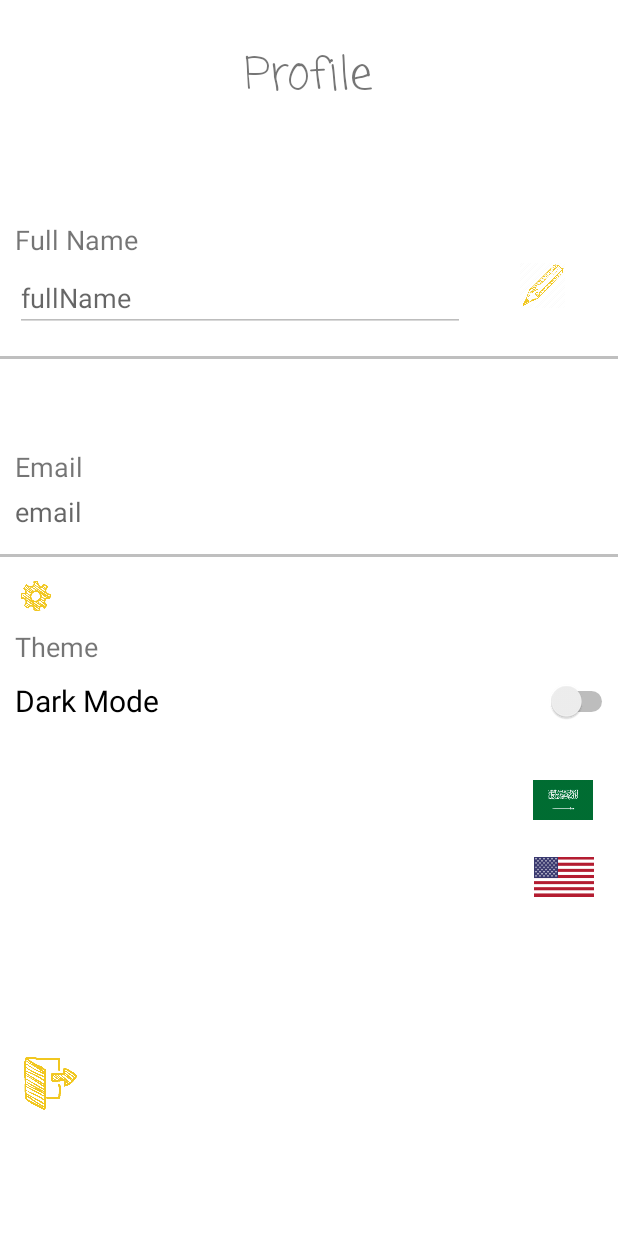
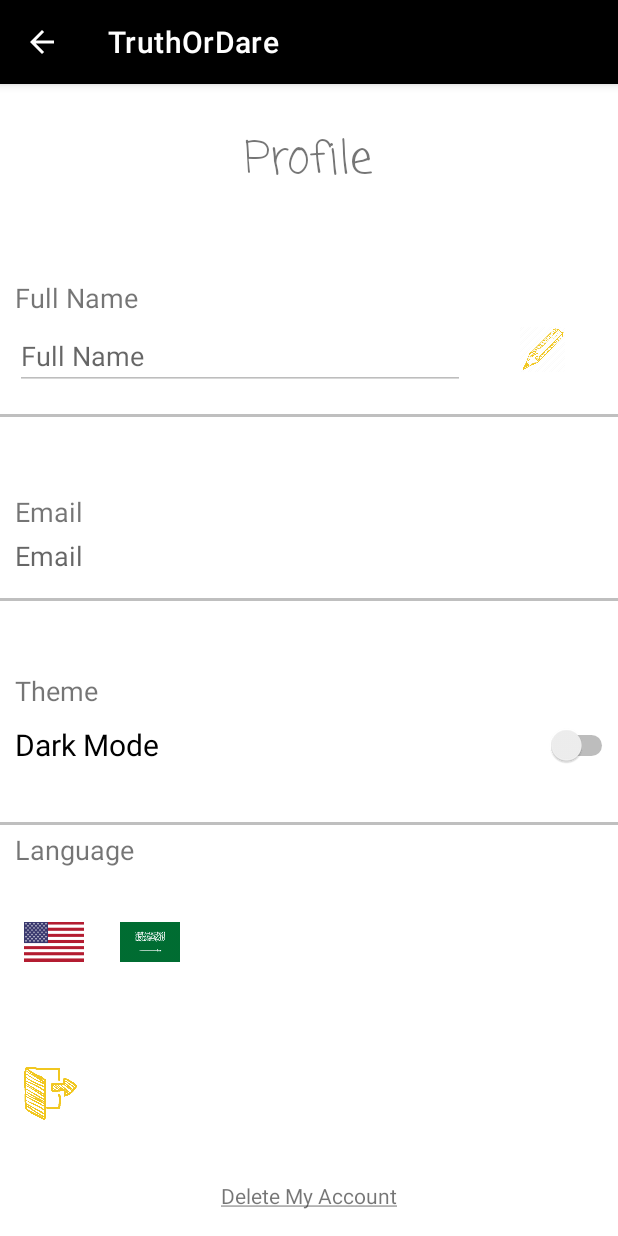
Before and after one commit to Tuwaiq-Jeddah-Kotlin-1/TruthOrDare-Game, an Android app built with Jetpack Compose: the ProfileFragment screen opened through its navigation route, on a phone screen of 412 x 824 dp. Run offline under Robolectric (Android 15) with nearby library versions, the phone set to English and light mode, and no system bars; our stand-ins replace Firebase (no records; nobody signed in at launch, a user with empty details on screens opened directly); Roboto replaces fonts that are not available here.

Commit message:
splash screen using jetpack

```diff
--- a/app/src/main/java/com/example/truthordaresaudi/MyViewModel.kt
+++ b/app/src/main/java/com/example/truthordaresaudi/MyViewModel.kt
@@ -93,17 +93,14 @@ class MyViewModel(application: Application): AndroidViewModel(application) {
         }
  }
 
-    fun updateUser(name: String){
+    fun updateUser(username: String) {
         viewModelScope.launch {
-            try {
-                myRepo.updateUser(name)
-            }catch (e: Throwable){
-                Log.e("updateUserVM","Error from VM ${e.localizedMessage}")
-            }
+            myRepo.updateUser(username)
         }
     }
 
 
 
 
+
 }
--- a/app/src/main/java/com/example/truthordaresaudi/data/repo/DataStoreRepo.kt
+++ b/app/src/main/java/com/example/truthordaresaudi/data/repo/DataStoreRepo.kt
@@ -27,10 +27,9 @@ class DataStoreRepo(private val context: Context) {
         }
     }
 
-    suspend fun saveTheme(theme :Boolean){ //, checked:Boolean
+    suspend fun saveTheme(theme :Boolean){
         context.dataStore.edit { preferences ->
             preferences[MyKeys.appTheme] = theme
-//            preferences[MyKeys.appTheme] = checked
         }
     }
 
--- a/app/src/main/java/com/example/truthordaresaudi/data/repo/GameRepo.kt
+++ b/app/src/main/java/com/example/truthordaresaudi/data/repo/GameRepo.kt
@@ -1,8 +1,12 @@
 package com.example.truthordaresaudi.data.repo
 
+import android.util.Log
 import com.example.truthordaresaudi.data.model.GameData
 import com.example.truthordaresaudi.data.model.UserSuggestions
 import com.example.truthordaresaudi.data.network.GameBuilder
+import com.google.firebase.auth.FirebaseAuth
+import com.google.firebase.firestore.FirebaseFirestore
+import com.google.firebase.ktx.Firebase
 import kotlinx.coroutines.Dispatchers
 import kotlinx.coroutines.withContext
 
@@ -21,15 +25,19 @@ class GameRepo {
         api.userRequests(gameValue)
     }
 
-    suspend fun updateUser(name: String) = withContext(Dispatchers.IO) {
-//        val db = FirebaseFirestore.getInstance()
-//        db.collection("Users").document(uid).update("username",name).addOnCompleteListener {
-//            it.addOnSuccessListener {
-//                Log.d("updateUser", "success")
-//            }
-//            it.addOnFailureListener { exception ->
-//                Log.d("updateUser", exception.message.toString())
-//            }
-//        }
+    suspend fun updateUser(username: String) = withContext(Dispatchers.IO) {
+        val db = FirebaseFirestore.getInstance()
+        val uId = FirebaseAuth.getInstance().currentUser!!.uid
+
+        db.collection("Users").document(uId).update("fullName",username).addOnCompleteListener {
+            it.addOnSuccessListener {
+                Log.d("updateUser", "success")
+            }
+            it.addOnFailureListener { exception ->
+                Log.d("updateUser", exception.message.toString())
+            }
+
+        }
     }
+
 }
--- a/app/src/main/java/com/example/truthordaresaudi/notification/NotificationHelper.kt
+++ b/app/src/main/java/com/example/truthordaresaudi/notification/NotificationHelper.kt
@@ -18,7 +18,7 @@ class NotificationHelper(val context: Context) {
         val intent= Intent(context, SplashScreen::class.java).apply {
             flags= Intent.FLAG_ACTIVITY_NEW_TASK or Intent.FLAG_ACTIVITY_CLEAR_TASK
         }
-        val pendingIntent = PendingIntent.getActivity(context,0,intent,0)
+        val pendingIntent = PendingIntent.getActivity(context,0,intent, PendingIntent.FLAG_IMMUTABLE)
         val notification = NotificationCompat.Builder(context, CHANNEL_ID)
             .setSmallIcon(android.R.drawable.btn_star_big_on)
             .setContentTitle(title)
--- a/app/src/main/java/com/example/truthordaresaudi/ui/HomeFragment.kt
+++ b/app/src/main/java/com/example/truthordaresaudi/ui/HomeFragment.kt
@@ -190,11 +190,7 @@ class HomeFragment : Fragment() {
         val suggestions = UserSuggestions()
         suggestions.suggestion = value.text.toString()
         myVM.userRequests(suggestions, view.context, view)
-        Toast.makeText(
-            context,
-            "Thank you for being a part of this game \uD83E\uDD73",
-            Toast.LENGTH_LONG
-        ).show()
+        Toast.makeText(context, "Thank you for being a part of this game \uD83E\uDD73", Toast.LENGTH_LONG).show()
     }
 
 }
--- a/app/src/main/java/com/example/truthordaresaudi/ui/PlayFragment.kt
+++ b/app/src/main/java/com/example/truthordaresaudi/ui/PlayFragment.kt
@@ -234,8 +234,7 @@ class PlayFragment : Fragment() {  //, View.OnClickListener
                 }
             })
         } else {
-            Toast.makeText(view.context, "No Internet connection, play offline ", Toast.LENGTH_LONG)
-                .show()
+            Toast.makeText(view.context, "No Internet connection, play offline ", Toast.LENGTH_LONG).show()
             findNavController().navigate(R.id.action_playFragment_to_bottleFragment)
 
         }
--- a/app/src/main/java/com/example/truthordaresaudi/ui/ProfileFragment.kt
+++ b/app/src/main/java/com/example/truthordaresaudi/ui/ProfileFragment.kt
@@ -1,7 +1,6 @@
 package com.example.truthordaresaudi.ui
 
 import android.app.Activity
-import android.content.Intent
 import android.content.res.Configuration
 import android.os.Bundle
 import android.util.Log
@@ -13,14 +12,18 @@ import android.view.animation.Animation
 import android.view.animation.AnimationUtils
 import android.widget.*
 import androidx.appcompat.app.AppCompatDelegate
-import androidx.appcompat.app.AppCompatDelegate.MODE_NIGHT_NO
-import androidx.appcompat.app.AppCompatDelegate.MODE_NIGHT_YES
 import androidx.lifecycle.ViewModelProvider
 import androidx.navigation.fragment.findNavController
 import com.example.truthordaresaudi.MyViewModel
 import com.example.truthordaresaudi.R
 import com.google.firebase.auth.FirebaseAuth
 import java.util.*
+import android.widget.Toast
+
+import com.google.firebase.auth.FirebaseUser
+
+import com.google.firebase.firestore.FirebaseFirestore
+
 
 class ProfileFragment : Fragment() {
 
@@ -29,9 +32,16 @@ class ProfileFragment : Fragment() {
     private lateinit var arLanguage: ImageView
     private lateinit var enLanguage: ImageView
     private lateinit var logOut: ImageView
-    private lateinit var editProfile: ImageView
-    private val auth = FirebaseAuth.getInstance()
+    private lateinit var editName: ImageView
     private lateinit var myVM : MyViewModel
+    private lateinit var saveName : ImageView
+    private lateinit var deleteAccount : TextView
+
+    private val userAuth = FirebaseAuth.getInstance()
+    private val fireStore = FirebaseFirestore.getInstance()
+    private val currentUser = userAuth.currentUser
+    private val userId = FirebaseAuth.getInstance().currentUser?.uid
+
 
 
     override fun onCreateView(
@@ -50,12 +60,17 @@ class ProfileFragment : Fragment() {
         logOut = view.findViewById(R.id.profileLogoutIcon)
         arLanguage = view.findViewById(R.id.ivArabic)
         enLanguage = view.findViewById(R.id.ivEnglish)
-        editProfile = view.findViewById(R.id.profileEditIcon)
-        val uid = FirebaseAuth.getInstance().currentUser?.uid
+        editName = view.findViewById(R.id.profileEditIcon)
+        saveName = view.findViewById(R.id.saveName)
+        deleteAccount = view.findViewById(R.id.deleteAccount)
+
+
+
+        saveName.visibility = View.GONE
 
         nameProfile.isEnabled = false
 
-        if (uid != null) {
+        if (userId != null) {
             nameProfile.setText(myVM.userInfo.fullName)
             emailProfile.text = myVM.userInfo.email
         }
@@ -86,7 +101,7 @@ class ProfileFragment : Fragment() {
             }
         })
 
-        /*myVM.readLanguage.observe(viewLifecycleOwner,{
+       /* myVM.readLanguage.observe(viewLifecycleOwner,{
             if (it == "ar"){
                 Log.e("ProfileFragmentTheme","it = arabic")
                 setLocale(requireActivity(), "ar")
@@ -99,7 +114,7 @@ class ProfileFragment : Fragment() {
 
         logOut.setOnClickListener {
             myVM.saveRememberMe(false)
-            auth.signOut()
+            userAuth.signOut()
             findNavController().navigate(R.id.action_profileFragment_to_homeFragment)
         }
 
@@ -114,28 +129,45 @@ class ProfileFragment : Fragment() {
             setLocale(requireActivity(), "en")
         }
 
-        editProfile.setOnClickListener {
+        editName.setOnClickListener {
             nameProfile.isEnabled = true
-            myVM.updateUser(nameProfile.text.toString())
+            saveName.visibility = View.VISIBLE
+            editName.visibility = View.GONE
+
+            saveName.setOnClickListener {
+                myVM.updateUser(nameProfile.text.toString())
+                nameProfile.isEnabled = false
+                saveName.visibility = View.GONE
+                editName.visibility = View.VISIBLE
+            }
+        }
+
+        deleteAccount.setOnClickListener {
+            myVM.checkConnection(view.context)
+            deleteUserAccount(currentUser)
         }
     }
 
-
     private fun setLocale(activity: Activity, languageCode: String) {
-        val refresh = Intent(context, MyMainActivity::class.java)
         val locale = Locale(languageCode)
         Locale.setDefault(locale)
         val resources = activity.resources
         val config: Configuration = resources.configuration
         config.setLocale(locale)
         resources.updateConfiguration(config, resources.displayMetrics)
-        startActivity(refresh)
+        findNavController().navigate(R.id.action_profileFragment_self)
     }
 
-//    fun userData(){
-//        myVM.userInfo().observe(viewLifecycleOwner, {
-//            nameProfile.text = it.fullName
-//            emailProfile.text = it.email
-//        })
-//    }
+    private fun deleteUserAccount(currentUser : FirebaseUser?){
+        currentUser!!.delete().addOnCompleteListener { task ->
+            if (task.isSuccessful) {
+                Toast.makeText(context, "Your profile deleted successfully", Toast.LENGTH_SHORT).show()
+                findNavController().navigate(R.id.action_profileFragment_to_homeFragment)
+                fireStore.collection("Users").document(currentUser.uid).delete()
+            }
+        }.addOnFailureListener { e ->
+            Log.e("addOnFailureListener", "addOnFailureListener", e)
+        }
+    }
+
 }
--- a/app/src/main/java/com/example/truthordaresaudi/ui/SplashFragment.kt
+++ b/app/src/main/java/com/example/truthordaresaudi/ui/SplashFragment.kt
@@ -1,30 +1,35 @@
 package com.example.truthordaresaudi.ui
 
-import android.content.Intent
 import android.os.Bundle
-import android.os.Handler
-import android.os.Looper
-import android.util.Log
 import androidx.fragment.app.Fragment
 import android.view.LayoutInflater
 import android.view.View
 import android.view.ViewGroup
-import android.view.animation.AnimationUtils
 import android.widget.ImageView
 import androidx.appcompat.app.ActionBar
 import com.example.truthordaresaudi.R
 import androidx.appcompat.app.AppCompatActivity
-import androidx.appcompat.app.AppCompatDelegate
-import androidx.lifecycle.ViewModelProvider
+import androidx.compose.animation.core.animateFloatAsState
+import androidx.compose.animation.core.animateSizeAsState
+import androidx.compose.animation.core.tween
+import androidx.compose.foundation.Image
+import androidx.compose.foundation.layout.*
+import androidx.compose.material.MaterialTheme
+import androidx.compose.runtime.*
+import androidx.compose.ui.Alignment
+import androidx.compose.ui.Modifier
+import androidx.compose.ui.draw.rotate
+import androidx.compose.ui.geometry.Size
+import androidx.compose.ui.res.painterResource
+import androidx.compose.ui.unit.dp
+import androidx.navigation.NavController
 import androidx.navigation.fragment.findNavController
 import com.example.truthordaresaudi.MyViewModel
+import kotlinx.android.synthetic.main.fragment_splash.*
+import kotlinx.coroutines.delay
 
 
 class SplashFragment : Fragment() {
-
-    private lateinit var logo:ImageView
-    private lateinit var myVM: MyViewModel
-
 
     override fun onCreateView(
         inflater: LayoutInflater, container: ViewGroup?,
@@ -37,33 +42,64 @@ class SplashFragment : Fragment() {
     override fun onViewCreated(view: View, savedInstanceState: Bundle?) {
         super.onViewCreated(view, savedInstanceState)
 
-            //hide action bar
-        val supportActionBar: ActionBar? = (requireActivity() as AppCompatActivity).supportActionBar
-            supportActionBar?.hide()
+        //hide action bar
+       /* val supportActionBar: ActionBar? = (requireActivity() as AppCompatActivity).supportActionBar
+        supportActionBar?.hide()*/
+
+        compose_splash.setContent {
+            MaterialTheme {
+                ComposeSplashScreen(findNavController())
+            }
+        }
+    }
+}
+
+@Composable
+fun ComposeSplashScreen(navController: NavController) {
+    var startAnimation by remember { mutableStateOf(false) }
+    val sizeState by animateSizeAsState(
+        targetValue = if (startAnimation) Size(100f, 100f) else Size(0f, 0f),
+        animationSpec = tween(durationMillis = 2000)
+    )
+
+    val rotateState by animateFloatAsState(
+        targetValue = if (startAnimation) 200f else 0f, animationSpec = tween(
+            durationMillis = 5000
+        )
+    )
+
+    LaunchedEffect(key1 = true) {
+        startAnimation = true
+        delay(4000)
+        navController.navigate(R.id.action_splashFragment_to_homeFragment)
+    }
+    splashCompose(sizeState, rotateState)
+}
 
 
-        myVM = ViewModelProvider(requireActivity()).get(MyViewModel::class.java)
-        logo = view.findViewById(R.id.logo)
+@Composable
+fun splashCompose(sizeState: Size, rotateState: Float) {
+    Column(
+        modifier = Modifier.fillMaxSize(),
+        verticalArrangement = Arrangement.Center,
+        horizontalAlignment = Alignment.CenterHorizontally
 
-
-        logo.startAnimation(AnimationUtils.loadAnimation(context,R.anim.splash_in))
-        Handler(Looper.getMainLooper()).postDelayed({
-
-            logo.startAnimation(AnimationUtils
-
-                .loadAnimation(context,R.anim.splash_out))
-            Handler(Looper.getMainLooper()).postDelayed({
-                logo.visibility = View.GONE
-
-
-                findNavController().navigate(R.id.action_splashFragment_to_homeFragment)
-
-            },0)
-        },0)
-
-
-
+    ) {
+        Image(
+            modifier = Modifier
+                .rotate(rotateState)
+                .size(
+                    sizeState.width.dp,
+                    sizeState.height.dp
+                ).offset(x= 50.dp), painter = painterResource(id = R.drawable.mylogo), contentDescription = "logo"
+        )
+       /* Image(
+            modifier = Modifier
+                .rotate(rotateState)
+                .size(
+                    sizeState.width.dp,
+                    sizeState.height.dp
+                ), painter = painterResource(id = R.drawable.profye), contentDescription = "logo"
+        )*/
     }
-
-
 }
--- a/app/src/main/java/com/example/truthordaresaudi/useraccount/RegisterFragment.kt
+++ b/app/src/main/java/com/example/truthordaresaudi/useraccount/RegisterFragment.kt
@@ -101,7 +101,7 @@ class RegisterFragment : Fragment() {
     private fun createUser(){
 
             auth.createUserWithEmailAndPassword(
-                registerEmail.text.toString().trim().lowercase(),
+                registerEmail.text.toString().trim().toLowerCase(),
                 registerPassword.text.toString().trim()
             ).addOnCompleteListener { register ->
 
--- a/app/src/main/res/layout/fragment_profile.xml
+++ b/app/src/main/res/layout/fragment_profile.xml
@@ -14,7 +14,7 @@
         android:layout_marginTop="28dp"
         android:layout_marginEnd="163dp"
         android:fontFamily="casual"
-        android:text="Profile"
+        android:text="@string/profile"
         android:textSize="30sp"
         app:layout_constraintEnd_toEndOf="parent"
         app:layout_constraintStart_toStartOf="parent"
@@ -26,7 +26,7 @@
         android:layout_height="wrap_content"
         android:layout_marginStart="10dp"
         android:layout_marginBottom="4dp"
-        android:text="Full Name"
+        android:text="@string/full_name"
         android:textSize="18sp"
         app:layout_constraintBottom_toTopOf="@+id/tvFullName"
         app:layout_constraintEnd_toEndOf="parent"
@@ -39,7 +39,7 @@
         android:layout_height="wrap_content"
         android:layout_marginStart="10dp"
         android:layout_marginBottom="16dp"
-        android:hint="fullName"
+        android:hint="@string/full_name"
         android:textSize="18sp"
         app:layout_constraintBottom_toTopOf="@+id/view"
         app:layout_constraintStart_toStartOf="parent" />
@@ -61,7 +61,7 @@
         android:layout_width="wrap_content"
         android:layout_height="wrap_content"
         android:layout_marginStart="10dp"
-        android:text="Email"
+        android:text="@string/email"
         android:textSize="18sp"
         app:layout_constraintBottom_toTopOf="@+id/tvEmail"
         app:layout_constraintEnd_toEndOf="parent"
@@ -76,7 +76,7 @@
         android:layout_height="wrap_content"
         android:layout_marginStart="10dp"
         android:layout_marginBottom="16dp"
-        android:hint="email"
+        android:hint="@string/email"
         android:textSize="18sp"
         app:layout_constraintBottom_toTopOf="@+id/view3"
         app:layout_constraintEnd_toEndOf="parent"
@@ -93,7 +93,7 @@
         app:layout_constraintEnd_toEndOf="parent"
         app:layout_constraintStart_toStartOf="parent" />
 
-    <ImageView
+    <!--  <ImageView
         android:id="@+id/settings"
         android:layout_width="20dp"
         android:layout_height="20dp"
@@ -107,13 +107,13 @@
         app:layout_constraintStart_toStartOf="parent"
         app:layout_constraintTop_toTopOf="@+id/guideline4"
         app:layout_constraintVertical_bias="0.0" />
-
+-->
     <TextView
         android:id="@+id/textView6"
         android:layout_width="wrap_content"
         android:layout_height="wrap_content"
         android:layout_marginStart="10dp"
-        android:text="Theme"
+        android:text="@string/theme"
         android:textSize="18sp"
         app:layout_constraintBottom_toTopOf="@+id/switchTheme"
         app:layout_constraintEnd_toEndOf="parent"
@@ -128,18 +128,42 @@
         android:layout_marginTop="72dp"
         android:layout_weight="1"
         android:minHeight="48dp"
-        android:text="Dark Mode"
+        android:text="@string/dark_mode"
         android:textSize="20sp"
         app:layout_constraintEnd_toEndOf="parent"
         app:layout_constraintStart_toStartOf="parent"
         app:layout_constraintTop_toBottomOf="@+id/view3"
         tools:ignore="UseSwitchCompatOrMaterialXml" />
 
+    <View
+        android:id="@+id/view4"
+        android:layout_width="match_parent"
+        android:layout_height="2.0dp"
+        android:layout_marginBottom="4dp"
+        android:background="#88888888"
+        app:layout_constraintBottom_toTopOf="@+id/textView7"
+        app:layout_constraintEnd_toEndOf="parent"
+        app:layout_constraintHorizontal_bias="0.0"
+        app:layout_constraintStart_toStartOf="parent" />
+
+    <ImageView
+        android:id="@+id/saveName"
+        android:layout_width="30dp"
+        android:layout_height="30dp"
+        android:contentDescription="@string/save_name"
+        android:src="@drawable/done"
+        app:layout_constraintBottom_toTopOf="@+id/guideline3"
+        app:layout_constraintEnd_toEndOf="parent"
+        app:layout_constraintHorizontal_bias="0.506"
+        app:layout_constraintStart_toEndOf="@+id/tvFullName"
+        app:layout_constraintTop_toTopOf="parent"
+        app:layout_constraintVertical_bias="0.779" />
+
     <ImageView
         android:id="@+id/profileEditIcon"
         android:layout_width="30dp"
         android:layout_height="30dp"
-        android:contentDescription="settings"
+        android:contentDescription="@string/edit"
         android:src="@drawable/editicy"
         app:layout_constraintBottom_toTopOf="@+id/guideline3"
         app:layout_constraintEnd_toEndOf="parent"
@@ -153,36 +177,48 @@
         android:layout_width="35dp"
         android:layout_height="35dp"
         android:layout_marginStart="16dp"
-        android:contentDescription="settings"
+        android:contentDescription="@string/log_out"
         android:src="@drawable/logouty"
         app:layout_constraintBottom_toBottomOf="parent"
         app:layout_constraintStart_toStartOf="parent"
         app:layout_constraintTop_toTopOf="@+id/guideline5"
         app:layout_constraintVertical_bias="0.699" />
 
+    <TextView
+        android:id="@+id/textView7"
+        android:layout_width="wrap_content"
+        android:layout_height="wrap_content"
+        android:layout_marginTop="16dp"
+        android:text="@string/language"
+        android:textSize="18sp"
+        app:layout_constraintBottom_toTopOf="@+id/ivEnglish"
+        app:layout_constraintEnd_toEndOf="parent"
+        app:layout_constraintHorizontal_bias="0.03"
+        app:layout_constraintStart_toStartOf="parent"
+        app:layout_constraintTop_toTopOf="@+id/guideline5"
+        app:layout_constraintVertical_bias="0.157" />
+
     <ImageView
         android:id="@+id/ivEnglish"
         android:layout_width="40dp"
         android:layout_height="35dp"
-        android:layout_marginTop="4dp"
-        android:layout_marginEnd="16dp"
-        android:layout_marginBottom="16dp"
+        android:layout_marginStart="16dp"
+        android:layout_marginTop="60dp"
         android:src="@drawable/enflag"
-        app:layout_constraintBottom_toBottomOf="parent"
-        app:layout_constraintEnd_toEndOf="parent"
-        app:layout_constraintTop_toBottomOf="@+id/ivArabic"
-        app:layout_constraintVertical_bias="0.056" />
+        app:layout_constraintStart_toStartOf="parent"
+        app:layout_constraintTop_toBottomOf="@+id/view4" />
 
     <ImageView
         android:id="@+id/ivArabic"
         android:layout_width="40dp"
         android:layout_height="35dp"
-        android:layout_marginTop="24dp"
+        android:layout_marginStart="24dp"
+        android:layout_marginTop="60dp"
         android:src="@drawable/saflag"
         app:layout_constraintEnd_toEndOf="parent"
-        app:layout_constraintHorizontal_bias="0.956"
-        app:layout_constraintStart_toStartOf="parent"
-        app:layout_constraintTop_toBottomOf="@+id/switchTheme" />
+        app:layout_constraintHorizontal_bias="0.0"
+        app:layout_constraintStart_toEndOf="@+id/ivEnglish"
+        app:layout_constraintTop_toBottomOf="@+id/view4" />
 
     <androidx.constraintlayout.widget.Guideline
         android:id="@+id/guideline3"
@@ -205,4 +241,15 @@
         android:orientation="horizontal"
         app:layout_constraintGuide_percent="0.62" />
 
+    <TextView
+        android:id="@+id/deleteAccount"
+        android:layout_width="wrap_content"
+        android:layout_height="wrap_content"
+        android:text="@string/delete_my_account"
+        app:layout_constraintBottom_toBottomOf="parent"
+        app:layout_constraintEnd_toEndOf="parent"
+        app:layout_constraintStart_toStartOf="parent"
+        app:layout_constraintTop_toBottomOf="@+id/view4"
+        app:layout_constraintVertical_bias="0.933" />
+
 </androidx.constraintlayout.widget.ConstraintLayout>
--- a/app/src/main/res/layout/fragment_splash.xml
+++ b/app/src/main/res/layout/fragment_splash.xml
@@ -6,11 +6,10 @@
     tools:context=".ui.SplashFragment">
 
 
-    <ImageView
-        android:id="@+id/logo"
+
+    <androidx.compose.ui.platform.ComposeView
+        android:id="@+id/compose_splash"
         android:layout_width="match_parent"
-        android:layout_height="match_parent"
-        android:src="@drawable/mylogo"
-        />
+        android:layout_height="match_parent"/>
 
 </FrameLayout>
--- a/app/src/main/res/navigation/nav_graph.xml
+++ b/app/src/main/res/navigation/nav_graph.xml
@@ -81,10 +81,14 @@
         tools:layout="@layout/fragment_profile" >
         <action
             android:id="@+id/action_profileFragment_to_homeFragment"
-            app:destination="@id/homeFragment" />
+            app:destination="@id/homeFragment"
+            app:enterAnim="@android:anim/fade_out"
+            app:exitAnim="@android:anim/fade_in" />
         <action
             android:id="@+id/action_profileFragment_self"
-            app:destination="@id/profileFragment" />
+            app:destination="@id/profileFragment"
+            app:enterAnim="@anim/splash_in"
+            app:exitAnim="@anim/splash_out" />
     </fragment>
     <fragment
         android:id="@+id/notRegisteredFragment"
--- a/app/src/main/res/values/strings.xml
+++ b/app/src/main/res/values/strings.xml
@@ -24,6 +24,15 @@
     <string name="register_now">Register now</string>
     <string name="remember_me">Remember me</string>
     <string name="suggest_new_truth_dare_or_punishment"><u><b>Suggest new Truth, Dare or Punishment</b></u></string>
-    <!-- TODO: Remove or change this placeholder text -->
-    <string name="let_s_n_play" translatable="false">Let\'s \n Play !</string>
+    <string name="let_s_n_play">Let\'s \n Play !</string>
+    <string name="profile">Profile</string>
+    <string name="full_name">Full Name</string>
+    <string name="email">Email</string>
+    <string name="theme">Theme</string>
+    <string name="dark_mode">Dark Mode</string>
+    <string name="save_name">Save name</string>
+    <string name="edit">edit</string>
+    <string name="log_out">log out</string>
+    <string name="language">Language</string>
+    <string name="delete_my_account"><u>Delete My Account</u></string>
 </resources>
--- a/build.gradle
+++ b/build.gradle
@@ -6,7 +6,7 @@ buildscript {
     }
     dependencies {
         classpath "com.android.tools.build:gradle:7.0.3"
-        classpath 'org.jetbrains.kotlin:kotlin-gradle-plugin:1.6.0'
+        classpath 'org.jetbrains.kotlin:kotlin-gradle-plugin:1.4.32'
         classpath 'com.google.gms:google-services:4.3.10'
         classpath "androidx.navigation:navigation-safe-args-gradle-plugin:2.3.5"
 
```
Also changed, not shown: app/build.gradle (+26 -0 lines), 1 other file.
